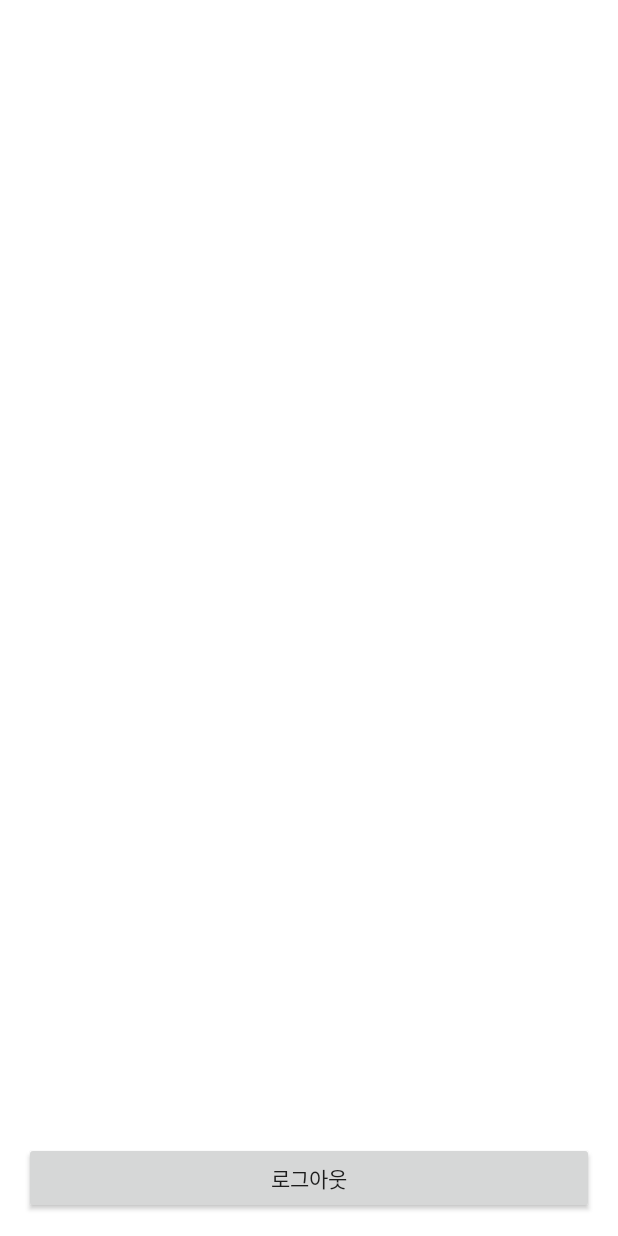
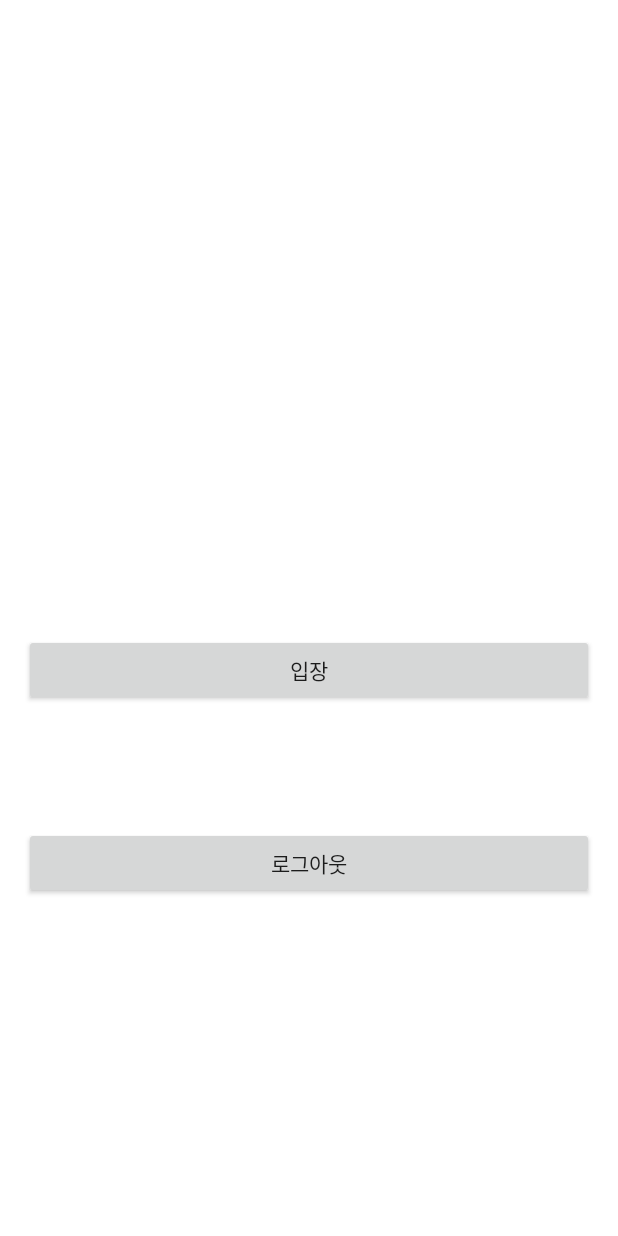
Before and after one commit to kong430/Madcamp2, an Android app: the LoginActivity screen opened directly, with no data from a screen before it, on a phone screen of 412 x 824 dp. Run offline under Robolectric (Android 15) with nearby library versions, the phone set to English and light mode, and no system bars; libraries missing offline, so code that uses them is left out: com.kakao.sdk; pictures from the network do not load.

Commit message:
complete merge 1&2

```diff
--- a/app/src/main/java/com/example/mafia/ChatActivity.java
+++ b/app/src/main/java/com/example/mafia/ChatActivity.java
@@ -47,7 +47,7 @@ public class ChatActivity extends AppCompatActivity implements TextWatcher {
         super.onCreate(savedInstanceState);
         setContentView(R.layout.activity_chat);
 
-        name = getIntent().getStringExtra("name");
+        name = getIntent().getStringExtra("user_nickname");
         initiateSocketConnection();
     }
 
--- a/app/src/main/java/com/example/mafia/LoginActivity.java
+++ b/app/src/main/java/com/example/mafia/LoginActivity.java
@@ -28,6 +28,7 @@ public class LoginActivity extends Activity {
     private TextView nickName;
     private ImageView profileImage;
     private View logoutButton;
+    private View enterButton;
 
     @Override
     protected void onCreate(Bundle savedInstanceState) {
@@ -37,6 +38,7 @@ public class LoginActivity extends Activity {
         nickName = findViewById(R.id.nickname);
         profileImage = findViewById(R.id.profile);
         logoutButton = findViewById(R.id.logout);
+        enterButton = findViewById(R.id.enter);
 
         Intent intent = getIntent();
         String user_id = intent.getStringExtra("user_id");
@@ -59,7 +61,19 @@ public class LoginActivity extends Activity {
                 });
             }
         });
+
+        enterButton.setOnClickListener(new View.OnClickListener(){
+
+            @Override
+            public void onClick(View v) {
+                Intent intent = new Intent(LoginActivity.this, ChatActivity.class);
+                intent.putExtra("user_nickname", user_nickname);
+                startActivity(intent);
+                //finish();
+            }
+        });
     }
+
     private void updateKakaoLogoutUi() {
         UserApiClient.getInstance().me(new Function2<User, Throwable, Unit>() {
             @Override
--- a/app/src/main/res/layout/activity_login.xml
+++ b/app/src/main/res/layout/activity_login.xml
@@ -4,6 +4,19 @@
     xmlns:tools="http://schemas.android.com/tools"
     android:layout_width="match_parent"
     android:layout_height="match_parent">
+
+    <Button
+        android:id="@+id/enter"
+        android:layout_width="match_parent"
+        android:layout_height="wrap_content"
+        android:layout_marginHorizontal="16dp"
+        android:layout_marginVertical="8dp"
+        android:text="입장"
+        app:layout_constraintBottom_toTopOf="@+id/logout"
+        app:layout_constraintEnd_toEndOf="parent"
+        app:layout_constraintStart_toStartOf="parent"
+        app:layout_constraintTop_toBottomOf="@+id/profile"
+        app:layout_constraintVertical_bias="0.813" />
 
     <Button
         android:id="@+id/logout"
@@ -14,10 +27,9 @@
         android:text="로그아웃"
         app:layout_constraintBottom_toBottomOf="parent"
         app:layout_constraintEnd_toEndOf="parent"
-        app:layout_constraintHorizontal_bias="0.781"
         app:layout_constraintStart_toStartOf="parent"
         app:layout_constraintTop_toTopOf="parent"
-        app:layout_constraintVertical_bias="0.991" />
+        app:layout_constraintVertical_bias="0.715" />
 
     <ImageView
         android:id="@+id/profile"
@@ -28,7 +40,7 @@
         app:layout_constraintHorizontal_bias="0.498"
         app:layout_constraintStart_toStartOf="parent"
         app:layout_constraintTop_toTopOf="parent"
-        app:layout_constraintVertical_bias="0.275"
+        app:layout_constraintVertical_bias="0.121"
         tools:srcCompat="@tools:sample/avatars" />
 
     <TextView
@@ -39,6 +51,9 @@
         android:text="TextView"
         app:layout_constraintBottom_toBottomOf="parent"
         app:layout_constraintEnd_toEndOf="parent"
+        app:layout_constraintHorizontal_bias="0.045"
         app:layout_constraintStart_toStartOf="parent"
-        app:layout_constraintTop_toBottomOf="@+id/profile" />
+        app:layout_constraintTop_toTopOf="parent"
+        app:layout_constraintVertical_bias="0.0" />
+
 </androidx.constraintlayout.widget.ConstraintLayout>
```
